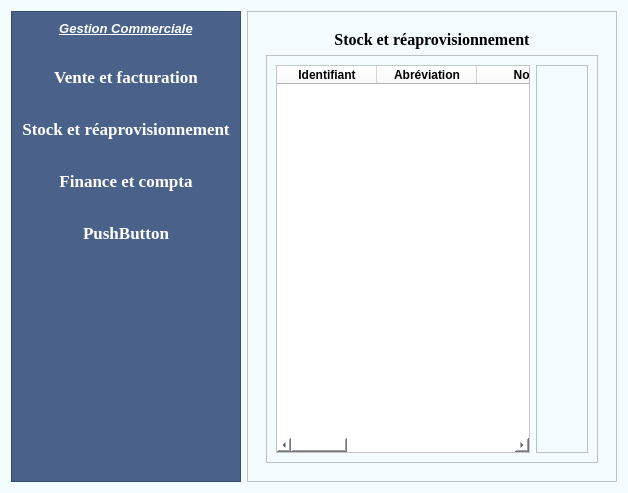
This is app.ui in Totelof10/tsena as Qt 5 draws it before an edit. The edited form follows.
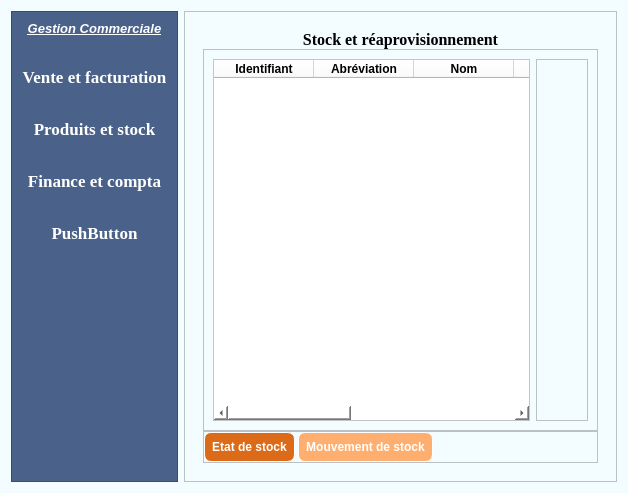
This is the edited form. Icons and pictures are not drawn.

Diff of the .ui file:
```diff
--- a/app.ui
+++ b/app.ui
@@ -102,7 +102,7 @@
          </font>
         </property>
         <property name="text">
-         <string>Stock et réaprovisionnement</string>
+         <string>Produits et stock</string>
         </property>
        </widget>
       </item>
@@ -358,6 +358,9 @@
         </widget>
         <widget class="QWidget" name="page_stock">
          <layout class="QVBoxLayout" name="verticalLayout_5">
+          <property name="spacing">
+           <number>0</number>
+          </property>
           <item>
            <widget class="QLabel" name="label_3">
             <property name="font">
@@ -462,16 +465,6 @@
                  </font>
                 </property>
                </column>
-               <column>
-                <property name="text">
-                 <string>Quantite</string>
-                </property>
-                <property name="font">
-                 <font>
-                  <bold>true</bold>
-                 </font>
-                </property>
-               </column>
               </widget>
              </item>
              <item>
@@ -578,6 +571,100 @@
             </layout>
            </widget>
           </item>
+          <item>
+           <widget class="QFrame" name="frame_7">
+            <property name="frameShape">
+             <enum>QFrame::Shape::StyledPanel</enum>
+            </property>
+            <property name="frameShadow">
+             <enum>QFrame::Shadow::Raised</enum>
+            </property>
+            <layout class="QHBoxLayout" name="horizontalLayout_3">
+             <property name="spacing">
+              <number>3</number>
+             </property>
+             <property name="leftMargin">
+              <number>0</number>
+             </property>
+             <property name="topMargin">
+              <number>0</number>
+             </property>
+             <property name="rightMargin">
+              <number>0</number>
+             </property>
+             <property name="bottomMargin">
+              <number>0</number>
+             </property>
+             <item>
+              <widget class="QPushButton" name="btnEtatStock">
+               <property name="font">
+                <font>
+                 <bold>true</bold>
+                </font>
+               </property>
+               <property name="cursor">
+                <cursorShape>PointingHandCursor</cursorShape>
+               </property>
+               <property name="styleSheet">
+                <string notr="true">QPushButton{
+	border: 1px solid white;
+	border-radius: 7px;
+	background-color: #DC6B19;
+	color:white;
+	padding: 7px;
+}
+QPushButton:hover{
+	background-color: #FFAF45;
+}</string>
+               </property>
+               <property name="text">
+                <string>Etat de stock</string>
+               </property>
+              </widget>
+             </item>
+             <item>
+              <widget class="QPushButton" name="btnMouvement">
+               <property name="font">
+                <font>
+                 <bold>true</bold>
+                </font>
+               </property>
+               <property name="cursor">
+                <cursorShape>PointingHandCursor</cursorShape>
+               </property>
+               <property name="styleSheet">
+                <string notr="true">QPushButton{
+	border: 1px solid white;
+	border-radius: 7px;
+	background-color: #FEAE6F;
+	color:white;
+	padding: 7px;
+}
+QPushButton:hover{
+	background-color: #F6DCAC;
+}</string>
+               </property>
+               <property name="text">
+                <string>Mouvement de stock</string>
+               </property>
+              </widget>
+             </item>
+             <item>
+              <spacer name="horizontalSpacer">
+               <property name="orientation">
+                <enum>Qt::Orientation::Horizontal</enum>
+               </property>
+               <property name="sizeHint" stdset="0">
+                <size>
+                 <width>40</width>
+                 <height>20</height>
+                </size>
+               </property>
+              </spacer>
+             </item>
+            </layout>
+           </widget>
+          </item>
          </layout>
         </widget>
        </widget>
```
Left out of the diff: 28 changed lines with no effect on the pictures.
